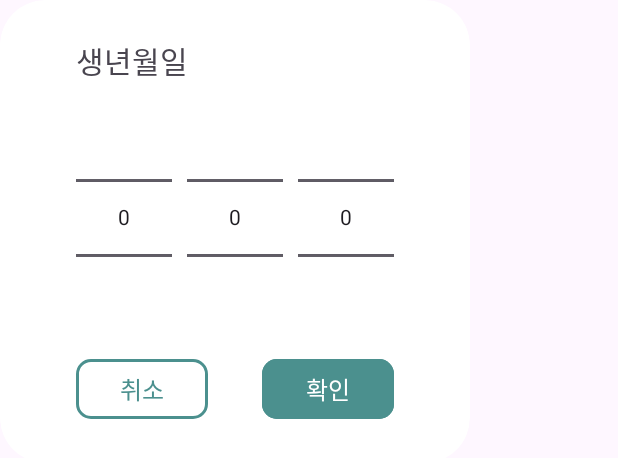
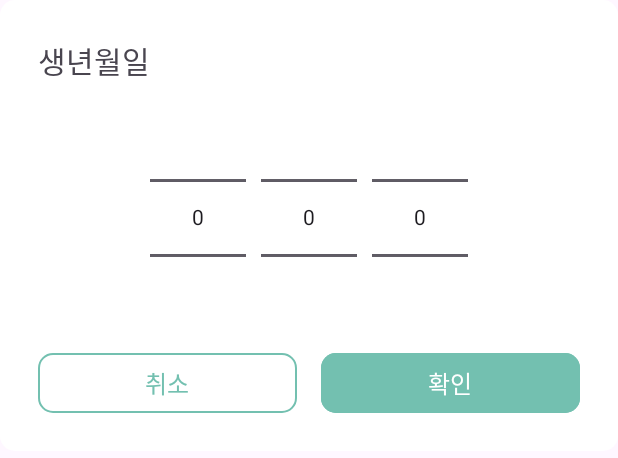
Before and after one commit to APP-Android2/FinalProject-ApartTalk, an Android app: the layout fragment_date_picker_dialog.xml on its own in the app's theme, with its tools: preview values and no code run, on a phone screen of 412 x 824 dp. Shown: the top 458 px of the screen. Run offline under Robolectric (Android 15) with nearby library versions, the phone set to English and light mode, and no system bars.

Commit message:
#57 [Fix] 다이얼로그 비율 조정

```diff
--- a/app/src/main/res/layout/fragment_date_picker_dialog.xml
+++ b/app/src/main/res/layout/fragment_date_picker_dialog.xml
@@ -4,24 +4,11 @@
     xmlns:tools="http://schemas.android.com/tools"
     android:layout_width="match_parent"
     android:layout_height="wrap_content"
-    android:background="@android:color/transparent"
-    android:backgroundTint="@android:color/transparent"
-    android:orientation="vertical"
-    tools:context=".ui.login.DatePickerDialogFragment">
-
-    <com.google.android.material.card.MaterialCardView
-        style="@style/Widget.Material3.CardView.Filled"
-        android:layout_width="wrap_content"
-        android:layout_height="wrap_content"
-        app:cardBackgroundColor="@color/white"
-        app:cardCornerRadius="30dp">
-
-        <LinearLayout
-            android:layout_width="match_parent"
-            android:layout_height="match_parent"
+    android:background="@drawable/dialog_round_white"
+    android:gravity="center"
     android:orientation="vertical"
     android:padding="25dp"
-            android:layout_marginHorizontal="25dp">
+    tools:context=".ui.login.DatePickerDialogFragment">
 
     <TextView
         android:layout_width="match_parent"
@@ -30,7 +17,7 @@
         android:textSize="20sp" />
 
     <LinearLayout
-                android:layout_width="wrap_content"
+        android:layout_width="match_parent"
         android:layout_height="match_parent"
         android:gravity="center"
         android:orientation="vertical">
@@ -42,22 +29,25 @@
 
             <NumberPicker
                 android:id="@+id/year_picker"
-                        android:layout_width="wrap_content"
+                android:layout_width="match_parent"
                 android:layout_height="wrap_content"
-                        android:layout_gravity="center" />
+                android:layout_gravity="center"
+                android:layout_weight="1" />
 
             <NumberPicker
                 android:id="@+id/month_picker"
-                        android:layout_width="wrap_content"
+                android:layout_width="match_parent"
                 android:layout_height="wrap_content"
                 android:layout_gravity="center"
-                        android:layout_marginHorizontal="10dp" />
+                android:layout_marginHorizontal="10dp"
+                android:layout_weight="1" />
 
             <NumberPicker
                 android:id="@+id/day_picker"
-                        android:layout_width="wrap_content"
+                android:layout_width="match_parent"
                 android:layout_height="wrap_content"
-                        android:layout_gravity="center" />
+                android:layout_gravity="center"
+                android:layout_weight="1" />
 
         </LinearLayout>
 
@@ -69,33 +59,35 @@
 
             <Button
                 android:id="@+id/cancel_button"
-                        android:layout_width="wrap_content"
-                        android:layout_height="wrap_content"
+                android:layout_width="match_parent"
+                android:layout_height="40dp"
+                android:layout_marginRight="8dp"
+                android:layout_weight="1"
                 android:backgroundTint="@android:color/transparent"
+                android:insetTop="0dp"
+                android:insetBottom="0dp"
                 android:text="취소"
-                        android:textColor="@color/second"
+                android:textColor="@color/third"
                 android:textSize="16sp"
                 app:cornerRadius="10dp"
-                        app:strokeColor="@color/second"
-                        app:strokeWidth="2dp" />
-
-                    <Space
-                        android:layout_width="0dp"
-                        android:layout_height="wrap_content"
-                        android:layout_weight="1" />
+                app:rippleColor="@color/fourth"
+                app:strokeColor="@color/third"
+                app:strokeWidth="1dp" />
 
             <Button
                 android:id="@+id/confirm_button"
-                        android:layout_width="wrap_content"
-                        android:layout_height="wrap_content"
-                        android:backgroundTint="@color/second"
+                android:layout_width="match_parent"
+                android:layout_height="40dp"
+                android:layout_marginStart="8dp"
+                android:layout_weight="1"
+                android:backgroundTint="@color/third"
+                android:insetTop="0dp"
+                android:insetBottom="0dp"
                 android:text="확인"
                 android:textColor="@color/white"
                 android:textSize="16sp"
                 app:cornerRadius="10dp" />
         </LinearLayout>
     </LinearLayout>
-        </LinearLayout>
-    </com.google.android.material.card.MaterialCardView>
 
 </LinearLayout>
```
Lines whose indentation alone changed are shown as unchanged.
